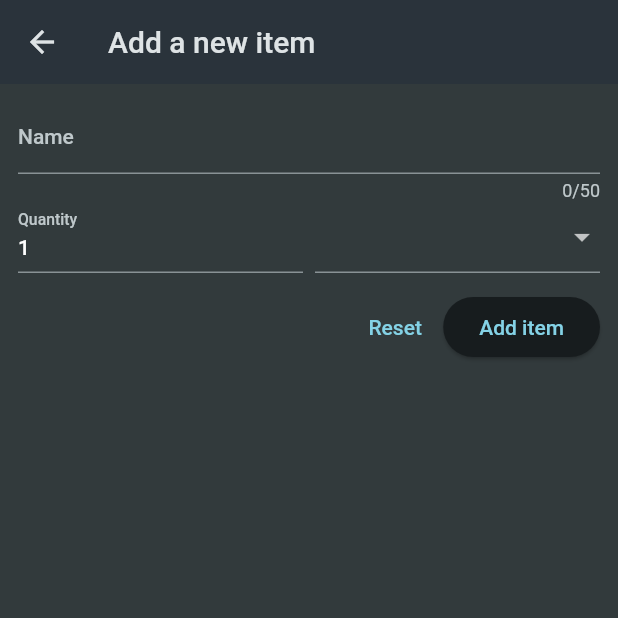
After one commit to SagarM21/Lets-Shop, a Flutter app: the screen it shows after launch, after a tap on the "add" icon, on a phone screen of 412 x 824 dp, the top half of it. The commit adds this screen. Run offline on Flutter 3.47's test engine with Material 2 defaults, Android fonts, the phone set to English and light mode, and no system bars.

Commit message:
add: new item ui

```diff
--- a/lib/widgets/grocery_list.dart
+++ b/lib/widgets/grocery_list.dart
@@ -1,14 +1,26 @@
 import 'package:flutter/material.dart';
 import 'package:lets_shop/data/dummy_items.dart';
+import 'package:lets_shop/widgets/new_item.dart';
 
-class GroceryList extends StatelessWidget {
+class GroceryList extends StatefulWidget {
   const GroceryList({super.key});
+
+  @override
+  State<GroceryList> createState() => _GroceryListState();
+}
+
+class _GroceryListState extends State<GroceryList> {
+  void _addItem() {
+    Navigator.of(context)
+        .push(MaterialPageRoute(builder: (ctx) => const NewItem()));
+  }
 
   @override
   Widget build(BuildContext context) {
     return Scaffold(
       appBar: AppBar(
         title: const Text('Groceries'),
+        actions: [IconButton(onPressed: _addItem, icon: const Icon(Icons.add))],
       ),
       body: ListView.builder(
           itemCount: groceryItems.length,
--- /dev/null
+++ b/lib/widgets/new_item.dart
@@ -0,0 +1,90 @@
+import 'package:flutter/material.dart';
+import 'package:lets_shop/data/categories.dart';
+
+class NewItem extends StatefulWidget {
+  const NewItem({super.key});
+
+  @override
+  State<NewItem> createState() {
+    return _NewItem();
+  }
+}
+
+class _NewItem extends State<NewItem> {
+  @override
+  Widget build(BuildContext context) {
+    return Scaffold(
+      appBar: AppBar(
+        title: const Text('Add a new item'),
+      ),
+      body: Padding(
+        padding: const EdgeInsets.all(12),
+        child: Form(
+          child: Column(
+            children: [
+              TextFormField(
+                maxLength: 50,
+                decoration: const InputDecoration(label: Text('Name')),
+                validator: (value) {
+                  return 'Demo';
+                },
+              ),
+              Row(
+                crossAxisAlignment: CrossAxisAlignment.end,
+                children: [
+                  Expanded(
+                    child: TextFormField(
+                      decoration:
+                          const InputDecoration(label: Text('Quantity')),
+                      initialValue: '1',
+                    ),
+                  ),
+                  const SizedBox(
+                    width: 8,
+                  ),
+                  Expanded(
+                    child: DropdownButtonFormField(items: [
+                      for (final category in categories.entries)
+                        DropdownMenuItem(
+                          value: category.value,
+                          child: Row(
+                            children: [
+                              Container(
+                                width: 16,
+                                height: 16,
+                                color: category.value.color,
+                              ),
+                              const SizedBox(
+                                width: 6,
+                              ),
+                              Text(category.value.title),
+                            ],
+                          ),
+                        )
+                    ], onChanged: (value) {}),
+                  ),
+                ],
+              ),
+              const SizedBox(
+                height: 12,
+              ),
+              Row(
+                mainAxisAlignment: MainAxisAlignment.end,
+                children: [
+                  TextButton(
+                    onPressed: () {},
+                    child: const Text('Reset'),
+                  ),
+                  ElevatedButton(
+                    onPressed: () {},
+                    child: const Text('Add item'),
+                  )
+                ],
+              )
+            ],
+          ),
+        ),
+      ),
+    );
+  }
+}
```
